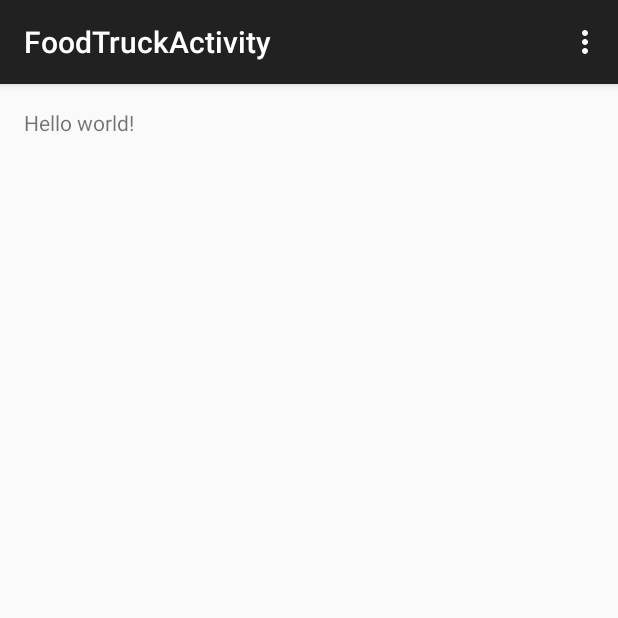
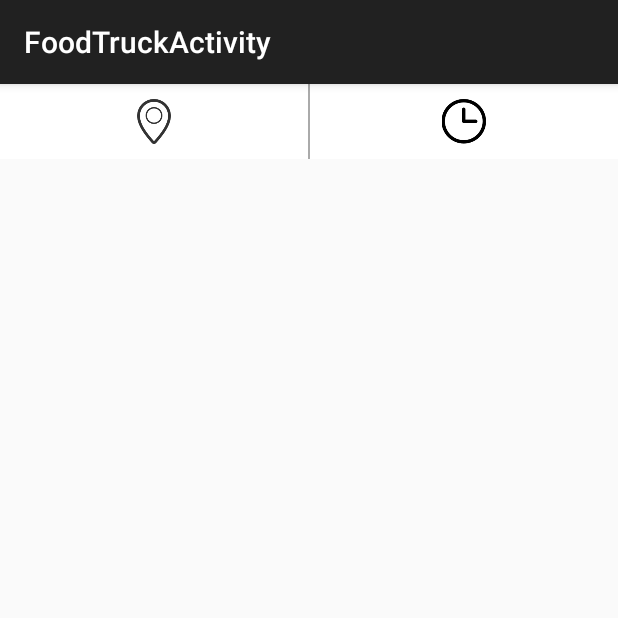
Before and after one commit to calren/escas, an Android app: the FoodTruckActivity screen opened directly, with no data from a screen before it, on a phone screen of 412 x 824 dp, the top half of it. Run offline under Robolectric (Android 15) with nearby library versions, the phone set to English and light mode, and no system bars.

Commit message:
Adding toggle on top of list view

```diff
--- a/consumer/OutsideHack/app/build.gradle
+++ b/consumer/OutsideHack/app/build.gradle
@@ -22,4 +22,5 @@ android {
 dependencies {
     compile fileTree(dir: 'libs', include: ['*.jar'])
     compile 'com.android.support:appcompat-v7:22.1.1'
+    compile 'com.android.support:recyclerview-v7:22.2.+'
 }
--- a/consumer/OutsideHack/app/src/main/java/android/caren/outsidehack/FoodTruckActivity.java
+++ b/consumer/OutsideHack/app/src/main/java/android/caren/outsidehack/FoodTruckActivity.java
@@ -12,26 +12,4 @@ public class FoodTruckActivity extends AppCompatActivity {
         super.onCreate(savedInstanceState);
         setContentView(R.layout.activity_food_truck);
     }
-
-    @Override
-    public boolean onCreateOptionsMenu(Menu menu) {
-        // Inflate the menu; this adds items to the action bar if it is present.
-        getMenuInflater().inflate(R.menu.menu_food_truck, menu);
-        return true;
-    }
-
-    @Override
-    public boolean onOptionsItemSelected(MenuItem item) {
-        // Handle action bar item clicks here. The action bar will
-        // automatically handle clicks on the Home/Up button, so long
-        // as you specify a parent activity in AndroidManifest.xml.
-        int id = item.getItemId();
-
-        //noinspection SimplifiableIfStatement
-        if (id == R.id.action_settings) {
-            return true;
-        }
-
-        return super.onOptionsItemSelected(item);
-    }
 }
--- a/consumer/OutsideHack/app/src/main/java/android/caren/outsidehack/MainActivity.java
+++ b/consumer/OutsideHack/app/src/main/java/android/caren/outsidehack/MainActivity.java
@@ -12,26 +12,4 @@ public class MainActivity extends AppCompatActivity {
         super.onCreate(savedInstanceState);
         setContentView(R.layout.activity_main);
     }
-
-    @Override
-    public boolean onCreateOptionsMenu(Menu menu) {
-        // Inflate the menu; this adds items to the action bar if it is present.
-        getMenuInflater().inflate(R.menu.menu_main, menu);
-        return true;
-    }
-
-    @Override
-    public boolean onOptionsItemSelected(MenuItem item) {
-        // Handle action bar item clicks here. The action bar will
-        // automatically handle clicks on the Home/Up button, so long
-        // as you specify a parent activity in AndroidManifest.xml.
-        int id = item.getItemId();
-
-        //noinspection SimplifiableIfStatement
-        if (id == R.id.action_settings) {
-            return true;
-        }
-
-        return super.onOptionsItemSelected(item);
-    }
 }
--- a/consumer/OutsideHack/app/src/main/res/layout/activity_food_truck.xml
+++ b/consumer/OutsideHack/app/src/main/res/layout/activity_food_truck.xml
@@ -1,12 +1,51 @@
 <RelativeLayout xmlns:android="http://schemas.android.com/apk/res/android"
-    xmlns:tools="http://schemas.android.com/tools" android:layout_width="match_parent"
-    android:layout_height="match_parent" android:paddingLeft="@dimen/activity_horizontal_margin"
-    android:paddingRight="@dimen/activity_horizontal_margin"
-    android:paddingTop="@dimen/activity_vertical_margin"
+    xmlns:tools="http://schemas.android.com/tools"
+    android:layout_width="match_parent"
+    android:layout_height="match_parent"
     android:paddingBottom="@dimen/activity_vertical_margin"
     tools:context="android.caren.outsidehack.FoodTruckActivity">
 
-    <TextView android:text="@string/hello_world" android:layout_width="wrap_content"
-        android:layout_height="wrap_content" />
+    <LinearLayout
+        android:layout_width="match_parent"
+        android:layout_height="50dp"
+        android:orientation="horizontal"
+        android:background="#FFFFFF">
+
+        <RelativeLayout
+            android:layout_width="match_parent"
+            android:layout_height="match_parent"
+            android:layout_weight="1"
+            android:padding="10dp">
+
+            <ImageView
+                android:id="@+id/food_truck_location_toggle"
+                android:layout_width="wrap_content"
+                android:layout_height="match_parent"
+                android:src="@drawable/location"
+                android:layout_centerInParent="true"/>
+
+        </RelativeLayout>
+
+        <View
+            android:layout_width="1dp"
+            android:layout_height="match_parent"
+            android:background="@android:color/darker_gray"/>
+
+        <RelativeLayout
+            android:layout_width="match_parent"
+            android:layout_height="match_parent"
+            android:layout_weight="1"
+            android:padding="10dp">
+
+            <ImageView
+                android:id="@+id/food_truck_time_toggle"
+                android:layout_width="wrap_content"
+                android:layout_height="match_parent"
+                android:src="@drawable/clock"
+                android:layout_centerInParent="true"/>
+
+        </RelativeLayout>
+
+    </LinearLayout>
 
 </RelativeLayout>
--- a/consumer/OutsideHack/app/src/main/res/menu/menu_food_truck.xml
+++ /dev/null
@@ -1,7 +0,0 @@
-<menu xmlns:android="http://schemas.android.com/apk/res/android"
-    xmlns:app="http://schemas.android.com/apk/res-auto"
-    xmlns:tools="http://schemas.android.com/tools"
-    tools:context="android.caren.outsidehack.FoodTruckActivity">
-    <item android:id="@+id/action_settings" android:title="@string/action_settings"
-        android:orderInCategory="100" app:showAsAction="never" />
-</menu>
--- a/consumer/OutsideHack/app/src/main/res/menu/menu_main.xml
+++ /dev/null
@@ -1,6 +0,0 @@
-<menu xmlns:android="http://schemas.android.com/apk/res/android"
-    xmlns:app="http://schemas.android.com/apk/res-auto"
-    xmlns:tools="http://schemas.android.com/tools" tools:context=".MainActivity">
-    <item android:id="@+id/action_settings" android:title="@string/action_settings"
-        android:orderInCategory="100" app:showAsAction="never" />
-</menu>
```
Also changed, not shown: consumer/OutsideHack/app/src/main/res/drawable/clock.png (added), consumer/OutsideHack/app/src/main/res/drawable/location.png (added).
